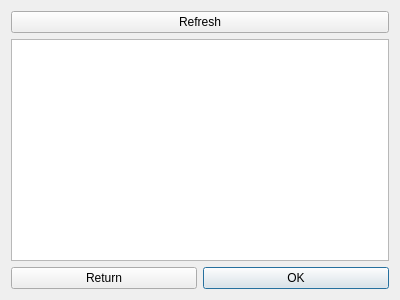
This is taskchooser.ui in SecurityCze/programming_for_dummies_by_dummies_application as Qt 5 draws it before an edit. The edited form follows.
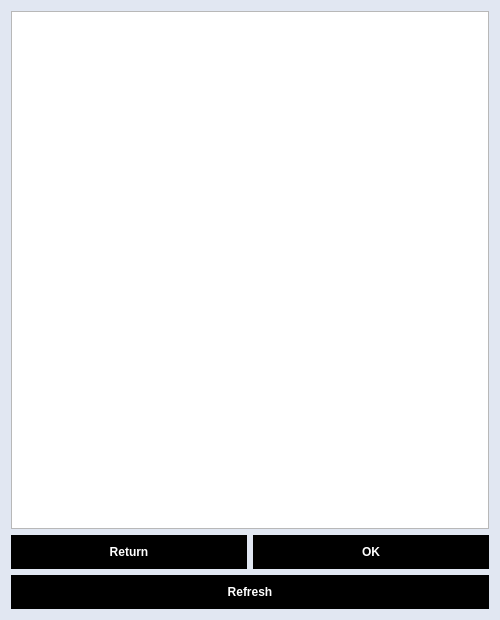
This is the edited form.

Patch:
```diff
--- a/taskchooser.ui
+++ b/taskchooser.ui
@@ -6,14 +6,76 @@
    <rect>
     <x>0</x>
     <y>0</y>
-    <width>400</width>
-    <height>300</height>
+    <width>500</width>
+    <height>620</height>
    </rect>
   </property>
   <property name="windowTitle">
    <string>Choose a task</string>
   </property>
+  <property name="styleSheet">
+   <string notr="true">QDialog {
+	background-color: #E1E7F2;
+}
+
+QPushButton {
+	padding: 10px;
+	color: white;
+	font-weight: bold;
+	border: none;
+}
+
+/* default button style */
+QPushButton {
+	background-color: black;
+}
+
+QPushButton:hover {
+	background-color: grey;
+}
+
+/* OKbutton button style */
+QPushButton[objectName=&quot;OKbutton&quot;] {
+	background-color: #85B404;
+}
+
+QPushButton[objectName=&quot;OKbutton&quot;]:hover {
+	background-color: #A2DC04;
+}
+
+/* refresh button style */
+QPushButton[objectName=&quot;refreshButton&quot;] {
+	background-color: #197BBD;
+}
+
+QPushButton[objectName=&quot;refreshButton&quot;]:hover {
+	background-color: #6A7FDB;
+}
+
+/* &quot;deny&quot; button style */
+QPushButton[objectName=&quot;returnButton&quot;] {
+	background-color: #E0001E;
+}
+
+QPushButton[objectName=&quot;returnButton&quot;]:hover {
+	background-color: #FF0022;
+}</string>
+  </property>
   <layout class="QGridLayout" name="gridLayout">
+   <item row="3" column="1">
+    <widget class="QPushButton" name="OKbutton">
+     <property name="text">
+      <string>OK</string>
+     </property>
+    </widget>
+   </item>
+   <item row="4" column="0" colspan="2">
+    <widget class="QPushButton" name="refreshButton">
+     <property name="text">
+      <string>Refresh</string>
+     </property>
+    </widget>
+   </item>
    <item row="1" column="0" colspan="2">
     <widget class="QListWidget" name="listOfTasks">
      <property name="tabKeyNavigation">
@@ -24,27 +86,13 @@
      </property>
     </widget>
    </item>
-   <item row="2" column="1">
-    <widget class="QPushButton" name="OKbutton">
-     <property name="text">
-      <string>OK</string>
-     </property>
-    </widget>
-   </item>
-   <item row="2" column="0">
+   <item row="3" column="0">
     <widget class="QPushButton" name="returnButton">
      <property name="text">
       <string>Return</string>
      </property>
     </widget>
    </item>
-   <item row="0" column="0" colspan="2">
-    <widget class="QPushButton" name="refreshButton">
-     <property name="text">
-      <string>Refresh</string>
-     </property>
-    </widget>
-   </item>
   </layout>
  </widget>
  <resources/>
```
